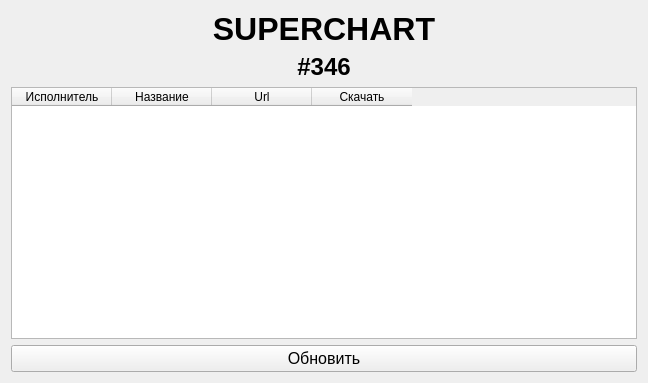
This is mainform.ui in maxiprogram/DownloadRRSC as Qt 5 draws it before an edit. The edited form follows.
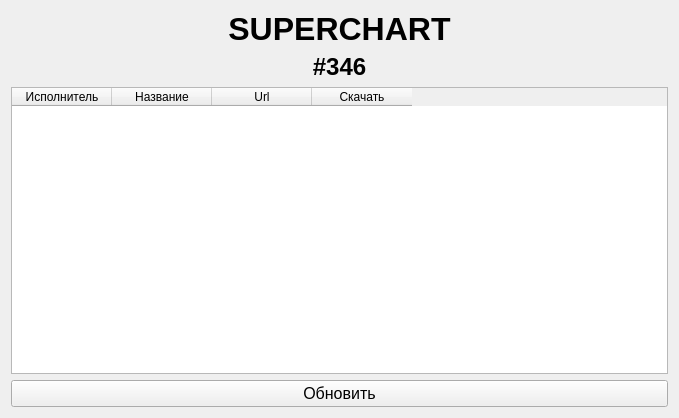
This is the edited form.

What changed in the file:
```diff
--- a/mainform.ui
+++ b/mainform.ui
@@ -6,8 +6,8 @@
    <rect>
     <x>0</x>
     <y>0</y>
-    <width>648</width>
-    <height>383</height>
+    <width>679</width>
+    <height>418</height>
    </rect>
   </property>
   <property name="windowTitle">
```
